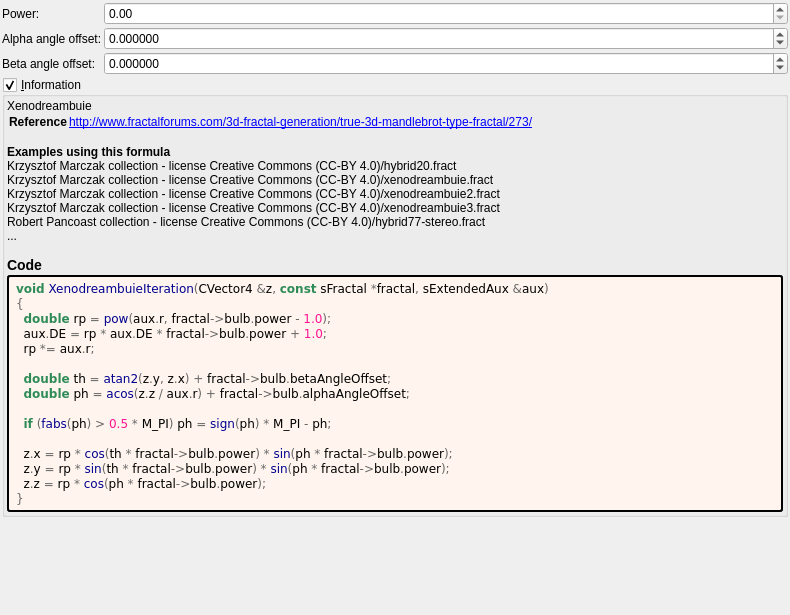
Old version of the form mandelbulber2/formula/ui/xenodreambuie_v2.ui in the repository buddhi1980/mandelbulber2.
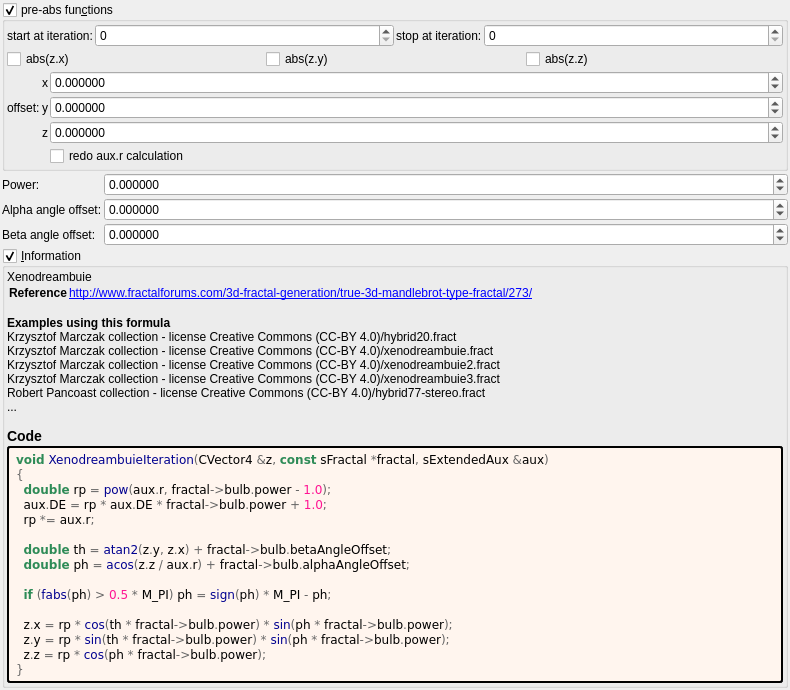
New version of the form. Custom widgets are drawn as their Qt base class.

Commit message: xenodreambuie_v2.cl update

```diff
--- a/mandelbulber2/formula/ui/xenodreambuie_v2.ui
+++ b/mandelbulber2/formula/ui/xenodreambuie_v2.ui
@@ -29,6 +29,234 @@
    <property name="bottomMargin">
     <number>2</number>
    </property>
+   <item>
+    <widget class="MyGroupBox" name="groupCheck_transf_function_enabledP_false">
+     <property name="title">
+      <string>pre-abs fun&amp;ctions</string>
+     </property>
+     <property name="checkable">
+      <bool>true</bool>
+     </property>
+     <layout class="QVBoxLayout" name="verticalLayout_12" stretch="0,0,0">
+      <property name="spacing">
+       <number>2</number>
+      </property>
+      <property name="leftMargin">
+       <number>2</number>
+      </property>
+      <property name="topMargin">
+       <number>2</number>
+      </property>
+      <property name="rightMargin">
+       <number>2</number>
+      </property>
+      <property name="bottomMargin">
+       <number>2</number>
+      </property>
+      <item>
+       <layout class="QHBoxLayout" name="horizontalLayout_21" stretch="0,1,0,1">
+        <item>
+         <widget class="QLabel" name="label_104">
+          <property name="text">
+           <string>start at iteration:</string>
+          </property>
+         </widget>
+        </item>
+        <item>
+         <widget class="MySpinBox" name="spinboxInt_transf_start_iterations_P">
+          <property name="sizePolicy">
+           <sizepolicy hsizetype="Minimum" vsizetype="Maximum">
+            <horstretch>0</horstretch>
+            <verstretch>0</verstretch>
+           </sizepolicy>
+          </property>
+          <property name="minimum">
+           <number>0</number>
+          </property>
+          <property name="maximum">
+           <number>999</number>
+          </property>
+          <property name="value">
+           <number>0</number>
+          </property>
+         </widget>
+        </item>
+        <item>
+         <widget class="QLabel" name="label_74">
+          <property name="text">
+           <string>stop at iteration:</string>
+          </property>
+         </widget>
+        </item>
+        <item>
+         <widget class="MySpinBox" name="spinboxInt_transf_stop_iterations_P">
+          <property name="sizePolicy">
+           <sizepolicy hsizetype="Preferred" vsizetype="Maximum">
+            <horstretch>0</horstretch>
+            <verstretch>0</verstretch>
+           </sizepolicy>
+          </property>
+          <property name="maximum">
+           <number>999</number>
+          </property>
+         </widget>
+        </item>
+       </layout>
+      </item>
+      <item>
+       <layout class="QHBoxLayout" name="horizontalLayout_22" stretch="0,0,0">
+        <item>
+         <widget class="MyCheckBox" name="checkBox_transf_function_enabledCx_false">
+          <property name="text">
+           <string notr="true">abs(z.x)</string>
+          </property>
+         </widget>
+        </item>
+        <item>
+         <widget class="MyCheckBox" name="checkBox_transf_function_enabledCy_false">
+          <property name="text">
+           <string notr="true">abs(z.y)</string>
+          </property>
+         </widget>
+        </item>
+        <item>
+         <widget class="MyCheckBox" name="checkBox_transf_function_enabledCz_false">
+          <property name="text">
+           <string notr="true">abs(z.z)</string>
+          </property>
+         </widget>
+        </item>
+       </layout>
+      </item>
+      <item>
+       <layout class="QGridLayout" name="gridLayout_14" columnstretch="0,0,1">
+        <property name="spacing">
+         <number>2</number>
+        </property>
+        <item row="0" column="2">
+         <widget class="MyDoubleSpinBox" name="spinbox3_transf_offsetA_000_x">
+          <property name="sizePolicy">
+           <sizepolicy hsizetype="Minimum" vsizetype="Maximum">
+            <horstretch>0</horstretch>
+            <verstretch>0</verstretch>
+           </sizepolicy>
+          </property>
+          <property name="prefix">
+           <string/>
+          </property>
+          <property name="suffix">
+           <string/>
+          </property>
+          <property name="decimals">
+           <number>6</number>
+          </property>
+          <property name="minimum">
+           <double>-99.989999999999995</double>
+          </property>
+          <property name="maximum">
+           <double>99.989999999999995</double>
+          </property>
+          <property name="singleStep">
+           <double>0.100000000000000</double>
+          </property>
+         </widget>
+        </item>
+        <item row="0" column="0" rowspan="3">
+         <widget class="QLabel" name="label_263">
+          <property name="text">
+           <string>offset:</string>
+          </property>
+         </widget>
+        </item>
+        <item row="0" column="1">
+         <widget class="QLabel" name="label_114">
+          <property name="text">
+           <string notr="true">x</string>
+          </property>
+         </widget>
+        </item>
+        <item row="2" column="2">
+         <widget class="MyDoubleSpinBox" name="spinbox3_transf_offsetA_000_z">
+          <property name="sizePolicy">
+           <sizepolicy hsizetype="Minimum" vsizetype="Maximum">
+            <horstretch>0</horstretch>
+            <verstretch>0</verstretch>
+           </sizepolicy>
+          </property>
+          <property name="prefix">
+           <string/>
+          </property>
+          <property name="suffix">
+           <string/>
+          </property>
+          <property name="decimals">
+           <number>6</number>
+          </property>
+          <property name="minimum">
+           <double>-99.989999999999995</double>
+          </property>
+          <property name="maximum">
+           <double>99.989999999999995</double>
+          </property>
+          <property name="singleStep">
+           <double>0.100000000000000</double>
+          </property>
+         </widget>
+        </item>
+        <item row="2" column="1">
+         <widget class="QLabel" name="label_121">
+          <property name="text">
+           <string notr="true">z</string>
+          </property>
+         </widget>
+        </item>
+        <item row="1" column="2">
+         <widget class="MyDoubleSpinBox" name="spinbox3_transf_offsetA_000_y">
+          <property name="sizePolicy">
+           <sizepolicy hsizetype="Minimum" vsizetype="Maximum">
+            <horstretch>0</horstretch>
+            <verstretch>0</verstretch>
+           </sizepolicy>
+          </property>
+          <property name="prefix">
+           <string/>
+          </property>
+          <property name="suffix">
+           <string/>
+          </property>
+          <property name="decimals">
+           <number>6</number>
+          </property>
+          <property name="minimum">
+           <double>-99.989999999999995</double>
+          </property>
+          <property name="maximum">
+           <double>99.989999999999995</double>
+          </property>
+          <property name="singleStep">
+           <double>0.100000000000000</double>
+          </property>
+         </widget>
+        </item>
+        <item row="1" column="1">
+         <widget class="QLabel" name="label_120">
+          <property name="text">
+           <string notr="true">y</string>
+          </property>
+         </widget>
+        </item>
+        <item row="3" column="2">
+         <widget class="MyCheckBox" name="checkBox_transf_function_enabledT_false">
+          <property name="text">
+           <string notr="true">redo aux.r calculation</string>
+          </property>
+         </widget>
+        </item>
+       </layout>
+      </item>
+     </layout>
+    </widget>
+   </item>
    <item>
     <layout class="QGridLayout" name="gridLayout" columnstretch="0,1">
      <property name="spacing">
@@ -56,26 +284,19 @@
         <string/>
        </property>
        <property name="decimals">
-        <number>2</number>
+        <number>6</number>
        </property>
        <property name="minimum">
-        <double>0.000000000000000</double>
+        <double>-99.989999999999995</double>
        </property>
        <property name="maximum">
-        <double>1000.000000000000000</double>
+        <double>99.989999999999995</double>
        </property>
        <property name="singleStep">
         <double>0.100000000000000</double>
        </property>
       </widget>
      </item>
-     <item row="0" column="0">
-      <widget class="QLabel" name="label_7">
-       <property name="text">
-        <string>Power:</string>
-       </property>
-      </widget>
-     </item>
      <item row="2" column="1">
       <widget class="MyDoubleSpinBox" name="spinbox_beta_angle_offset">
        <property name="sizePolicy">
@@ -139,6 +360,13 @@
        </property>
       </widget>
      </item>
+     <item row="0" column="0">
+      <widget class="QLabel" name="label_10">
+       <property name="text">
+        <string>Power:</string>
+       </property>
+      </widget>
+     </item>
     </layout>
    </item>
    <item>
@@ -254,6 +482,16 @@
    <header>my_group_box.h</header>
    <container>1</container>
   </customwidget>
+  <customwidget>
+   <class>MySpinBox</class>
+   <extends>QSpinBox</extends>
+   <header>my_spin_box.h</header>
+  </customwidget>
+  <customwidget>
+   <class>MyCheckBox</class>
+   <extends>QCheckBox</extends>
+   <header>my_check_box.h</header>
+  </customwidget>
  </customwidgets>
  <tabstops>
   <tabstop>spinbox_power</tabstop>
```
Left out of the diff: 12 changed lines with no effect on the pictures. The commit also changes 9 other files.
